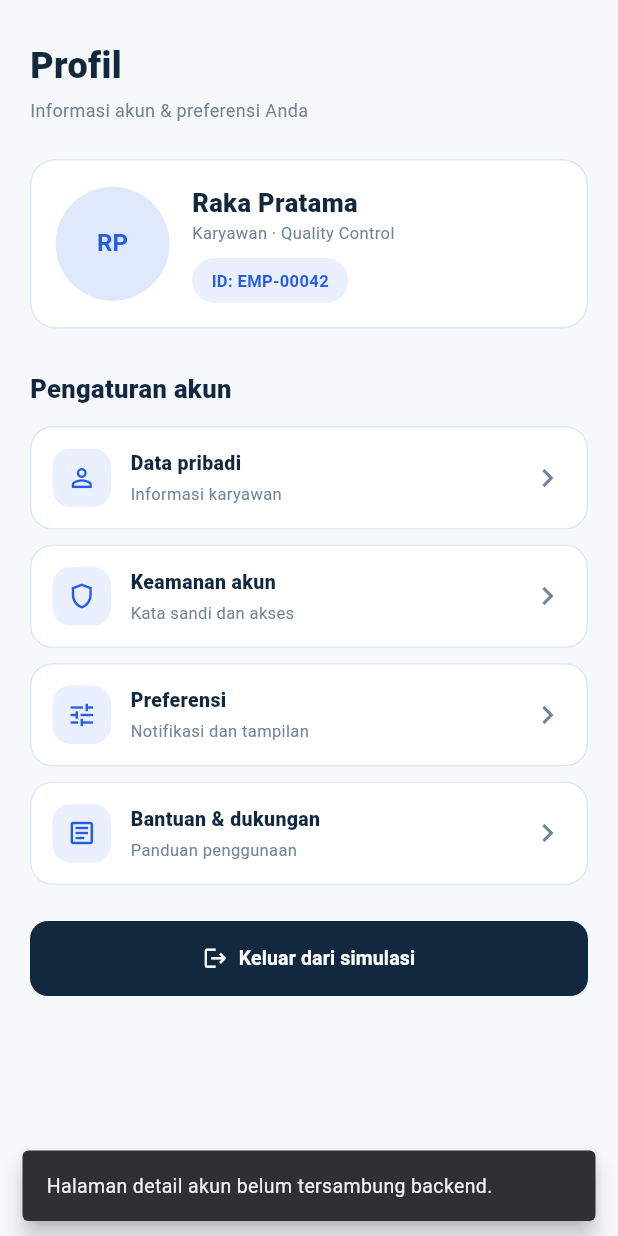
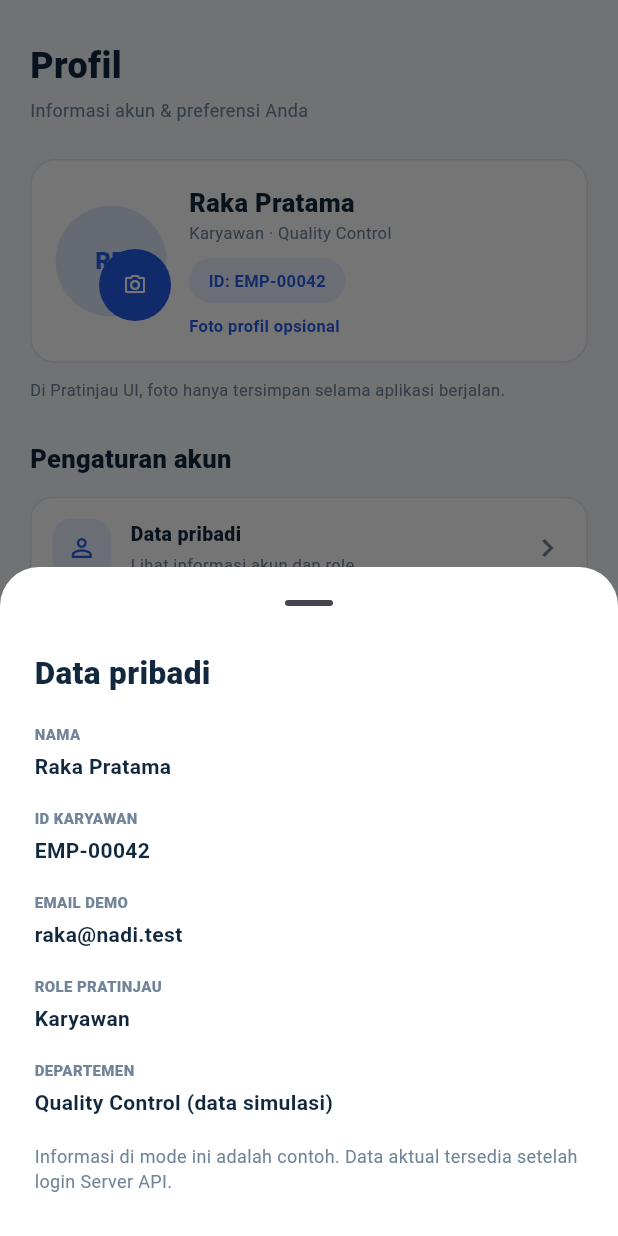
Before and after one commit to imKul7/nadi-hris-flutter, a Flutter app: the ProfileScreen widget shown alone on an empty page, opened directly with empty values, after a tap on "Data pribadi", on a phone screen of 412 x 824 dp. Run offline on Flutter 3.47's test engine with Material 3 defaults, Android fonts, the phone set to English and light mode, and no system bars; our stand-ins replace geolocator, image_picker.

Commit message:
feat(ui): functional demo profile panels and optional photo

```diff
--- a/lib/main.dart
+++ b/lib/main.dart
@@ -1,5 +1,7 @@
 import 'live/api.dart';
 import 'live/live_app.dart';
+import 'profile/photo.dart';
+import 'profile/details.dart';
 import 'package:flutter/material.dart';
 
 void main() => runApp(const NadiApp());
@@ -43,6 +45,18 @@ class DemoStore extends ChangeNotifier {
   int tab = 0;
   bool loggedIn = false;
   bool simulatedCheckIn = false;
+  String? avatarData;
+  bool showEmployeeId = true;
+
+  void updateAvatar(String? photo) {
+    avatarData = photo;
+    notifyListeners();
+  }
+
+  void updateShowEmployeeId(bool next) {
+    showEmployeeId = next;
+    notifyListeners();
+  }
   final List<NadiRequest> requests = [
     NadiRequest(
         'Cuti tahunan', '28–29 Okt · 2 hari', 'Menunggu', 'Keperluan keluarga'),
@@ -1893,63 +1907,192 @@ class HrdDashboard extends StatelessWidget {
 class ProfileScreen extends StatelessWidget {
   final DemoStore store;
   const ProfileScreen({super.key, required this.store});
+
+  Future<void> _editPhoto(BuildContext context) async {
+    try {
+      final selected = await chooseProfilePhoto();
+      if (selected != null) {
+        store.updateAvatar(selected);
+        if (context.mounted) {
+          UI.notice(context, 'Foto profil pratinjau berhasil diganti.');
+        }
+      }
+    } catch (error) {
+      if (context.mounted) {
+        UI.notice(context, error.toString());
+      }
+    }
+  }
+
+  void _showPersonalData(BuildContext context) {
+    showProfileSheet(context, title: 'Data pribadi', children: [
+      const ProfileDetailRow(label: 'Nama', value: 'Raka Pratama'),
+      const ProfileDetailRow(label: 'ID karyawan', value: 'EMP-00042'),
+      const ProfileDetailRow(label: 'Email demo', value: 'raka@nadi.test'),
+      ProfileDetailRow(label: 'Role pratinjau', value: store.role.label),
+      const ProfileDetailRow(
+        label: 'Departemen',
+        value: 'Quality Control (data simulasi)',
+      ),
+      const Text(
+        'Informasi di mode ini adalah contoh. Data aktual tersedia setelah login Server API.',
+        style: TextStyle(color: NadiColors.muted, fontSize: 12),
+      ),
+    ]);
+  }
+
+  void _showPreferences(BuildContext context) {
+    showProfileSheet(context, title: 'Preferensi tampilan', children: [
+      StatefulBuilder(
+        builder: (context, updateSheet) => SwitchListTile.adaptive(
+          key: const Key('demo_show_employee_id'),
+          contentPadding: EdgeInsets.zero,
+          title: const Text('Tampilkan ID karyawan'),
+          subtitle: const Text('Atur apakah ID muncul pada kartu profil'),
+          activeTrackColor: NadiColors.royal,
+          value: store.showEmployeeId,
+          onChanged: (next) {
+            store.updateShowEmployeeId(next);
+            updateSheet(() {});
+          },
+        ),
+      ),
+      const SizedBox(height: 8),
+      const Text(
+        'Preferensi di Pratinjau UI berlaku selama sesi demo berjalan, tidak tersimpan di database.',
+        style: TextStyle(color: NadiColors.muted, fontSize: 12),
+      ),
+    ]);
+  }
+
   @override
   Widget build(BuildContext context) => PageBody(
         title: 'Profil',
         subtitle: 'Informasi akun & preferensi Anda',
         children: [
           UI.card(
-                child: Row(children: [
-              const CircleAvatar(
-                  radius: 38,
-                  backgroundColor: Color(0xFFDFE9FB),
-                  child: Text('RP',
-                      style: TextStyle(
+            child: Row(
+              children: [
+                Stack(
+                  clipBehavior: Clip.none,
+                  children: [
+                    profileAvatar(name: 'Raka Pratama', data: store.avatarData),
+                    Positioned(
+                      bottom: -3,
+                      right: -3,
+                      child: Material(
                         color: NadiColors.royal,
-                          fontWeight: FontWeight.bold))),
+                        shape: const CircleBorder(),
+                        child: IconButton(
+                          key: const Key('demo_avatar_edit'),
+                          tooltip: 'Tambah atau ganti foto profil',
+                          icon: const Icon(
+                            Icons.camera_alt_outlined,
+                            size: 16,
+                            color: Colors.white,
+                          ),
+                          constraints: const BoxConstraints(
+                            minWidth: 34,
+                            minHeight: 34,
+                          ),
+                          onPressed: () => _editPhoto(context),
+                        ),
+                      ),
+                    ),
+                  ],
+                ),
                 const SizedBox(width: 15),
                 Expanded(
                   child: Column(
                     crossAxisAlignment: CrossAxisAlignment.start,
                     children: [
                       UI.heading('Raka Pratama', size: 17),
-                    UI.caption('Karyawan · Quality Control', size: 11),
+                      UI.caption(store.role.label + ' · Quality Control', size: 11),
+                      if (store.showEmployeeId) ...[
                         UI.gap(9),
-                    UI.pill('ID: EMP-00042')
-                  ]))
-            ])),
-            UI.gap(28),
+                        UI.pill('ID: EMP-00042'),
+                      ],
+                      const SizedBox(height: 7),
+                      const Text(
+                        'Foto profil opsional',
+                        style: TextStyle(
+                          color: NadiColors.royal,
+                          fontSize: 11,
+                          fontWeight: FontWeight.w600,
+                        ),
+                      ),
+                    ],
+                  ),
+                ),
+              ],
+            ),
+          ),
+          UI.gap(10),
+          if (store.avatarData != null)
+            TextButton.icon(
+              key: const Key('demo_avatar_remove'),
+              onPressed: () => store.updateAvatar(null),
+              icon: const Icon(Icons.delete_outline, size: 18),
+              label: const Text('Hapus foto profil'),
+            ),
+          const Text(
+            'Di Pratinjau UI, foto hanya tersimpan selama aplikasi berjalan.',
+            style: TextStyle(color: NadiColors.muted, fontSize: 11),
+          ),
+          UI.gap(26),
           UI.heading('Pengaturan akun', size: 17),
           UI.gap(13),
           ActionTile(
             icon: Icons.person_outline,
             title: 'Data pribadi',
-                subtitle: 'Informasi karyawan',
-                onTap: () => UI.notice(
-                    context, 'Halaman detail akun belum tersambung backend.')),
+            subtitle: 'Lihat informasi akun dan role',
+            onTap: () => _showPersonalData(context),
+          ),
           UI.gap(10),
           ActionTile(
             icon: Icons.shield_outlined,
             title: 'Keamanan akun',
-                subtitle: 'Kata sandi dan akses',
-                onTap: () => UI.notice(
-                    context, 'Manajemen kata sandi memerlukan backend.')),
+            subtitle: 'Informasi keamanan akses',
+            onTap: () => showProfileSheet(
+              context,
+              title: 'Keamanan akun',
+              children: const [
+                ProfileDetailRow(
+                  label: 'Mode pratinjau',
+                  value: 'Tidak ada autentikasi server atau password yang tersimpan.',
+                ),
+                ProfileDetailRow(
+                  label: 'Ubah kata sandi',
+                  value: 'Gunakan mode Server API dan login dengan akun yang valid untuk mengganti kata sandi.',
+                ),
+              ],
+            ),
+          ),
           UI.gap(10),
           ActionTile(
             icon: Icons.tune_outlined,
             title: 'Preferensi',
-                subtitle: 'Notifikasi dan tampilan',
-                onTap: () =>
-                    UI.notice(context, 'Preferensi belum disimpan permanen.')),
+            subtitle: 'Personalisasi tampilan profil',
+            onTap: () => _showPreferences(context),
+          ),
           UI.gap(10),
           ActionTile(
             icon: Icons.article_outlined,
             title: 'Bantuan & dukungan',
-                subtitle: 'Panduan penggunaan',
-                onTap: () => UI.notice(
-                    context, 'NADI HRIS — prototype frontend Pertemuan 8.')),
+            subtitle: 'Panduan singkat menggunakan NADI HRIS',
+            onTap: () => showProfileSheet(
+              context,
+              title: 'Bantuan & dukungan',
+              children: [profileHelpContent()],
+            ),
+          ),
           UI.gap(24),
-            UI.primary('Keluar dari simulasi', store.logout,
-                icon: Icons.logout, color: NadiColors.navy),
-          ]);
-}
+          UI.primary(
+            'Keluar dari simulasi',
+            store.logout,
+            icon: Icons.logout,
+            color: NadiColors.navy,
+          ),
+        ],
+      );
+}
```
Lines whose indentation alone changed are shown as unchanged.
